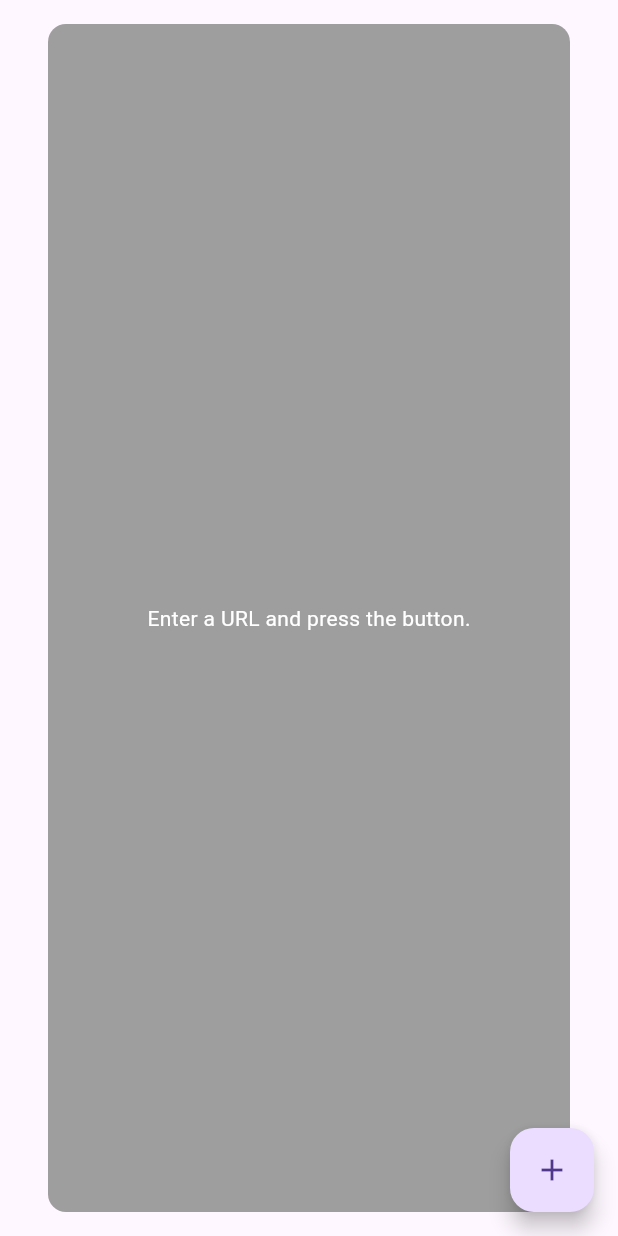
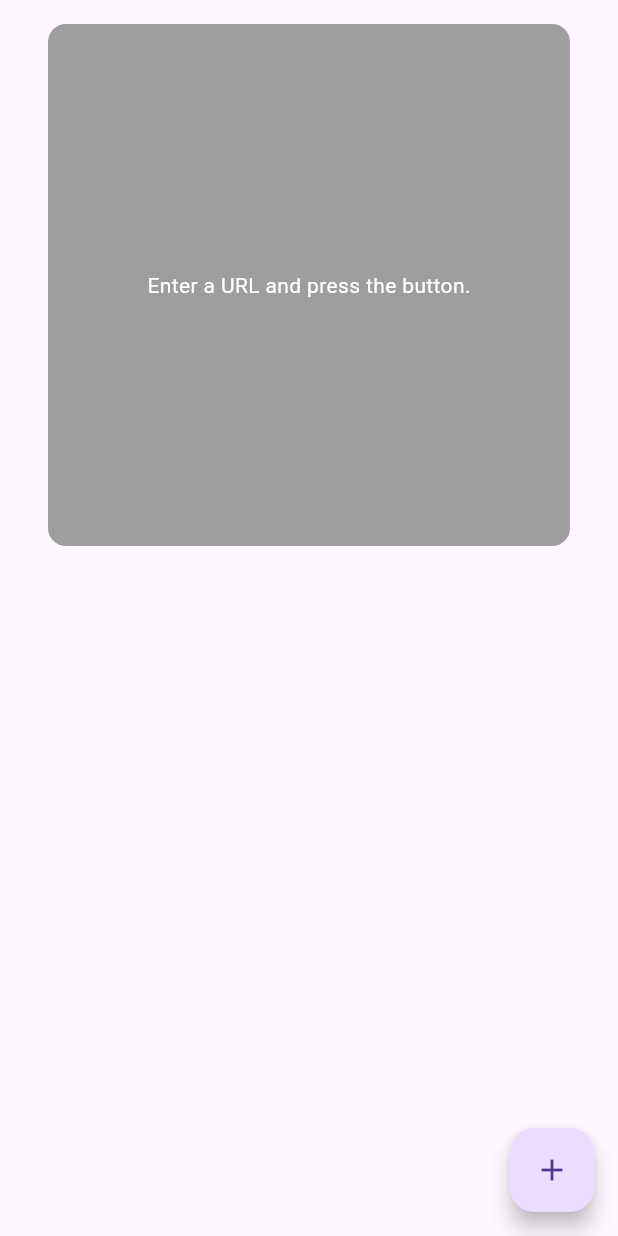
Before and after one commit to Kirtan1771/Flutter_assignment, a Flutter app: the screen it shows after launch, after a tap on the "add" icon, after a tap on "Enter fullscreen", on a phone screen of 412 x 824 dp. Run offline on Flutter 3.47's test engine with Material 3 defaults, Android fonts, the phone set to English and light mode, and no system bars; our stand-ins replace webview_flutter.

Commit message:
Commit 2

```diff
--- a/lib/main.dart
+++ b/lib/main.dart
@@ -108,8 +108,7 @@ class _HomePageState extends State<HomePage> {
             child: Column(
               mainAxisSize: MainAxisSize.min,
               children: [
-                Expanded(
-                  child: AspectRatio(
+                AspectRatio(
                   aspectRatio: 1,
                   child: imageUrl.isEmpty
                       ? Container(
@@ -126,18 +125,15 @@ class _HomePageState extends State<HomePage> {
                   )
                       : WebViewWidget(controller: _webViewController),
                 ),
-                ),
                 if (!isFullscreen)
                   Column(
                     children: [
                       const SizedBox(height: 8),
                       Row(
                         children: [
-                          Expanded(
-                            child: TextField(
+                          TextField(
                             controller: _textController,
                             decoration: InputDecoration(hintText: 'Image URL'),
-                            ),
                           ),
                           ElevatedButton(
                             onPressed: _loadImage,
```
Also changed, not shown: 1 other file. Lines whose indentation alone changed are shown as unchanged.
